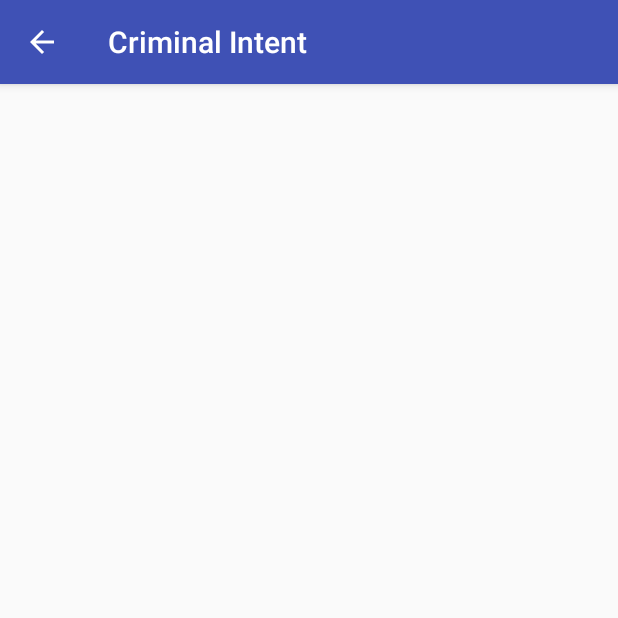
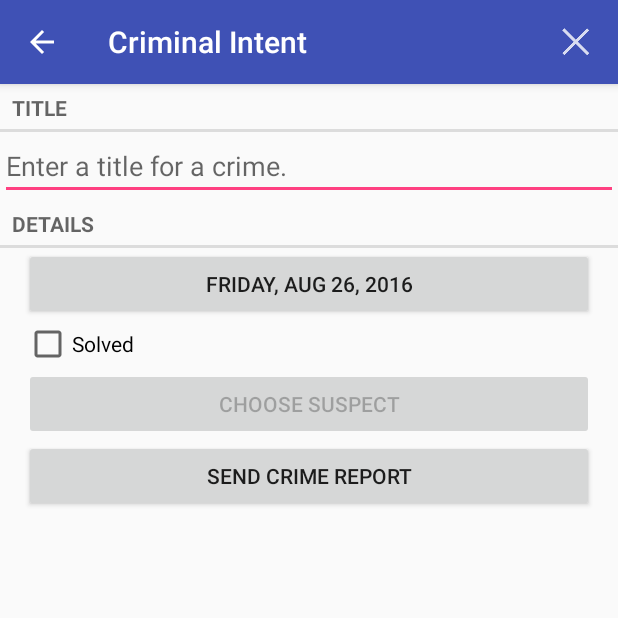
Before and after one commit to kingakimbrel/portfolio-CriminalIntent, an Android app: the screen it shows after launch (CrimePagerActivity), after a tap on "New Crime", on a phone screen of 412 x 824 dp, the top half of it. Run offline under Robolectric (Android 15) with nearby library versions, the phone set to English and light mode, and no system bars.

```diff
--- a/app/src/main/java/com/bignerdranch/android/criminalintent/CrimeFragment.java
+++ b/app/src/main/java/com/bignerdranch/android/criminalintent/CrimeFragment.java
@@ -2,10 +2,15 @@ package com.bignerdranch.android.criminalintent;
 
 import android.app.Activity;
 import android.content.Intent;
+import android.content.pm.PackageManager;
+import android.database.Cursor;
+import android.net.Uri;
 import android.os.Bundle;
+import android.provider.ContactsContract;
 import android.support.annotation.Nullable;
 import android.support.v4.app.Fragment;
 import android.support.v4.app.FragmentManager;
+import android.support.v4.app.ShareCompat;
 import android.text.Editable;
 import android.text.TextWatcher;
 import android.text.format.DateFormat;
@@ -34,10 +39,13 @@ public class CrimeFragment extends Fragment {
     private EditText mTitleField;
     private Button mDateButton;
     private CheckBox mSolvedCheckBox;
+    private Button mReportButton;
+    private Button mSuspectButton;
 
     private static final String ARG_CRIME_ID = "crime_id";
     private static final String DIALOG_DATE = "DialogDate";
     private static final int REQUEST_DATE = 0;
+    private static final int REQUEST_CONTACT = 1;
 
     public static CrimeFragment newInstance(UUID crimeId) {
         Bundle args = new Bundle();
@@ -104,6 +112,40 @@ public class CrimeFragment extends Fragment {
             }
         });
 
+        this.mReportButton = (Button) v.findViewById(R.id.crime_report);
+        this.mReportButton.setOnClickListener(new View.OnClickListener() {
+            @Override
+            public void onClick(View view) {
+
+                ShareCompat.IntentBuilder.from(getActivity())
+                        .setSubject(getString(R.string.crime_report_subject))
+                        .setText(getCrimeReport())
+                        .setType("text/plain")
+                        .setChooserTitle(getString(R.string.send_report))
+                        .startChooser();
+            }
+        });
+
+        final Intent pickContact = new Intent(Intent.ACTION_PICK, ContactsContract.Contacts.CONTENT_URI);
+
+        mSuspectButton = (Button) v.findViewById(R.id.crime_suspect);
+
+        mSuspectButton.setOnClickListener(new View.OnClickListener() {
+            @Override
+            public void onClick(View view) {
+                startActivityForResult(pickContact, REQUEST_CONTACT);
+            }
+        });
+
+        if (mCrime.getSuspect() != null) {
+            mSuspectButton.setText(mCrime.getSuspect());
+        }
+
+        PackageManager packageManager = getActivity().getPackageManager();
+        if (packageManager.resolveActivity(pickContact, PackageManager.MATCH_DEFAULT_ONLY) == null) {
+            mSuspectButton.setEnabled(false);
+        }
+
         return v;
     }
 
@@ -117,6 +159,23 @@ public class CrimeFragment extends Fragment {
             Date date = (Date) data.getSerializableExtra(DatePickerFragment.EXTRA_CRIME_DATE);
             mCrime.setDate(date);
             updateDate(mCrime.getDate().toString());
+        } else if (requestCode == REQUEST_CONTACT && data != null) {
+            Uri contactUri = data.getData();
+
+            String[] fields = new String[]{ContactsContract.Contacts.DISPLAY_NAME};
+            Cursor c = getActivity().getContentResolver().query(contactUri, fields, null, null, null);
+
+            try {
+                if (c.getCount() == 0) {
+                    return;
+                }
+                c.moveToFirst();
+                String suspect = c.getString(0);
+                mCrime.setSuspect(suspect);
+                mSuspectButton.setText(suspect);
+            } finally {
+                c.close();
+            }
         }
     }
 
--- a/app/src/main/java/com/bignerdranch/android/criminalintent/database/CrimeBaseHelper.java
+++ b/app/src/main/java/com/bignerdranch/android/criminalintent/database/CrimeBaseHelper.java
@@ -25,7 +25,7 @@ public class CrimeBaseHelper extends SQLiteOpenHelper {
                 CrimeTable.Cols.UUID + ", " +
                 CrimeTable.Cols.TITLE + ", " +
                 CrimeTable.Cols.DATE + ", " +
-                CrimeTable.Cols.SOLVED +
+                CrimeTable.Cols.SOLVED + ", " +
                 CrimeTable.Cols.SUSPECT + ")");
     }
 
--- a/app/src/main/res/values/strings.xml
+++ b/app/src/main/res/values/strings.xml
@@ -16,11 +16,11 @@
     </plurals>
     <string name="crime_suspect_text">Choose Suspect</string>
     <string name="crime_report_text">Send Crime Report</string>
-    <string name="crime_report">%1s! The crime was discovered on %2$s, %3$s and %4$s</string>
     <string name="crime_report_solved">The case is solved</string>
     <string name="crime_report_unsolved">The case is unsolved</string>
     <string name="crime_report_no_suspect">there is no suspect</string>
     <string name="crime_report_suspect">the suspect is %s.</string>
     <string name="crime_report_subject">CriminalIntent Crime Report</string>
     <string name="send_report">Send crime report via</string>
+    <string name="crime_report">%1$s! The crime was discovered on %2$s, %3$s and %4$s</string>
 </resources>
```
